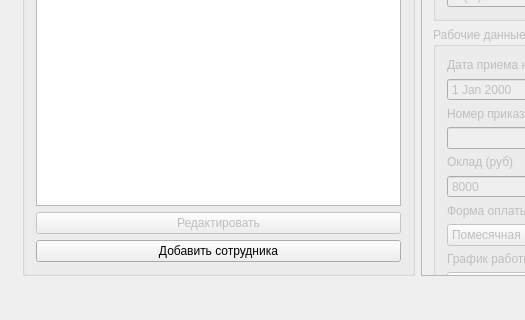
Before: the Qt Designer form SalaryCount/SalaryCount/salarycount.ui in artemkurylev/mdkp, drawn with Qt 5; both pictures show x 0 to 525 and y 232 to 552 of the 723 by 552 pixel window.
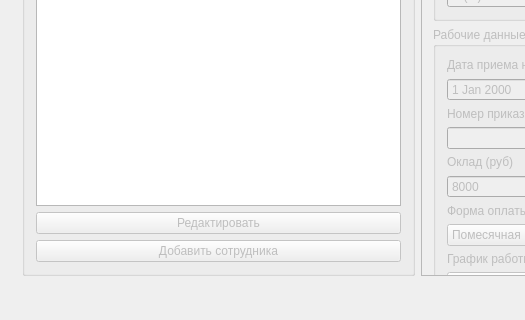
After: the same form once the commit is applied. Icons and pictures are not drawn.

Diff of the .ui file:
```diff
--- a/SalaryCount/SalaryCount/salarycount.ui
+++ b/SalaryCount/SalaryCount/salarycount.ui
@@ -63,6 +63,9 @@
            </item>
            <item row="3" column="0">
             <widget class="QPushButton" name="addEmployeeBtn">
+             <property name="enabled">
+              <bool>false</bool>
+             </property>
              <property name="text">
               <string>Добавить сотрудника</string>
              </property>
```
